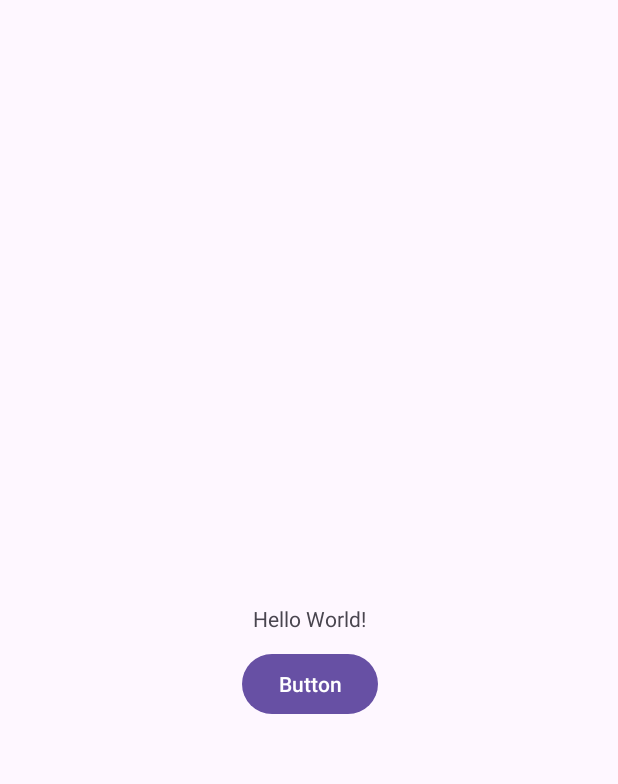
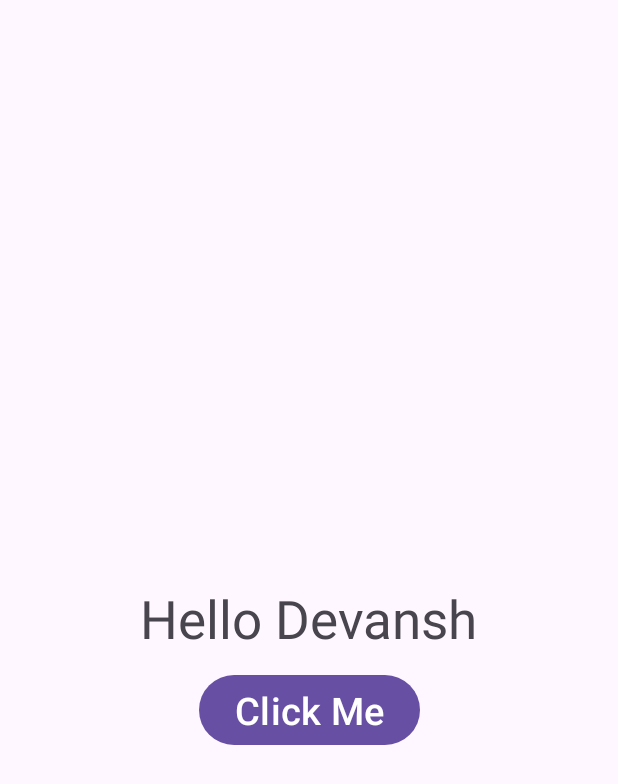
Before and after one commit to CodeObsessed-1234/FitnessStudio, an Android app: the screen it shows after launch (MainActivity), on a phone screen of 412 x 824 dp. Shown: the top 784 px of the screen. Run offline under Robolectric (Android 15) with nearby library versions, the phone set to English and light mode, and no system bars.

Commit message:
Changes done by Nitin

```diff
--- a/app/src/main/java/com/example/fitnessstudio/MainActivity.java
+++ b/app/src/main/java/com/example/fitnessstudio/MainActivity.java
@@ -13,6 +13,6 @@ public class MainActivity extends AppCompatActivity {
 		super.onCreate(savedInstanceState);
 		setContentView(R.layout.activity_main);
 		Button button=this.findViewById(R.id.button);
-		button.setOnClickListener(event-> Toast.makeText(this,"Hello from me",Toast.LENGTH_SHORT).show());
+		button.setOnClickListener(event-> Toast.makeText(this,"Hello from Nitin",Toast.LENGTH_SHORT).show());
 	}
 }
--- a/app/src/main/res/layout/activity_main.xml
+++ b/app/src/main/res/layout/activity_main.xml
@@ -5,13 +5,15 @@
     android:id="@+id/button_one"
     android:layout_width="match_parent"
     android:layout_height="match_parent"
+    android:scrollbarSize="15dp"
     tools:context=".MainActivity">
 
     <TextView
         android:id="@+id/textView"
         android:layout_width="wrap_content"
         android:layout_height="wrap_content"
-        android:text="Hello World!"
+        android:text="Hello Devansh"
+        android:textSize="35sp"
         app:layout_constraintBottom_toBottomOf="parent"
         app:layout_constraintEnd_toEndOf="parent"
         app:layout_constraintStart_toStartOf="parent"
@@ -22,7 +24,8 @@
         android:layout_width="wrap_content"
         android:layout_height="wrap_content"
         android:layout_marginTop="10dp"
-        android:text="Button"
+        android:text="Click Me"
+        android:textSize="25sp"
         app:layout_constraintEnd_toEndOf="@+id/textView"
         app:layout_constraintStart_toStartOf="@+id/textView"
         app:layout_constraintTop_toBottomOf="@+id/textView" />
```
